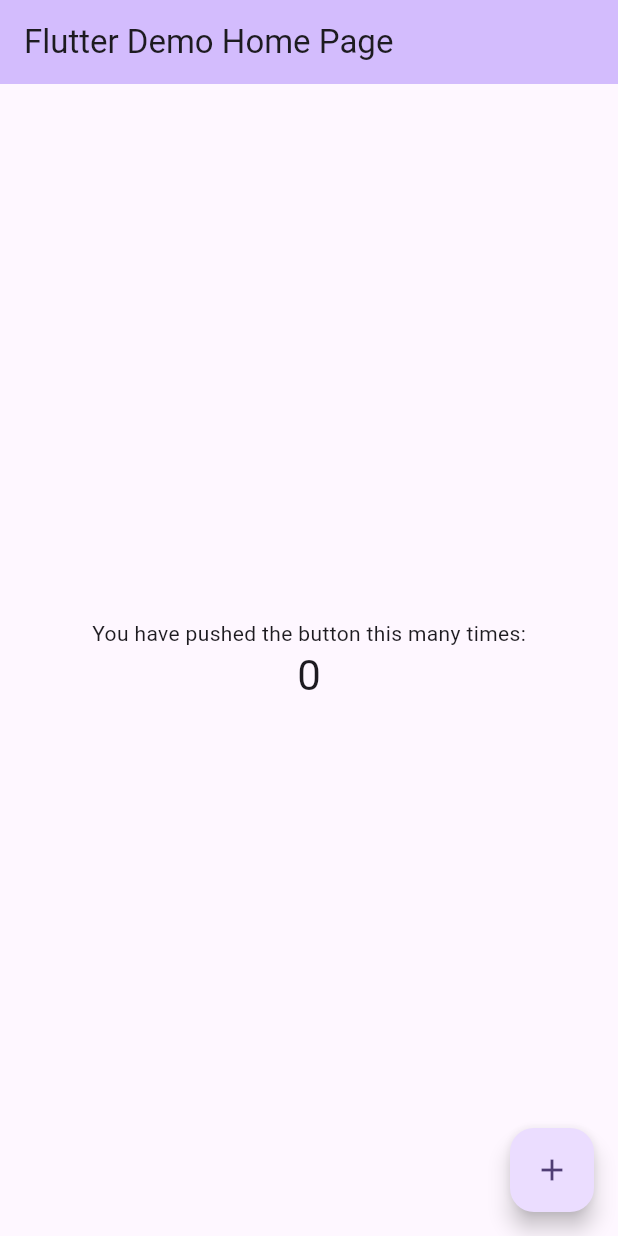
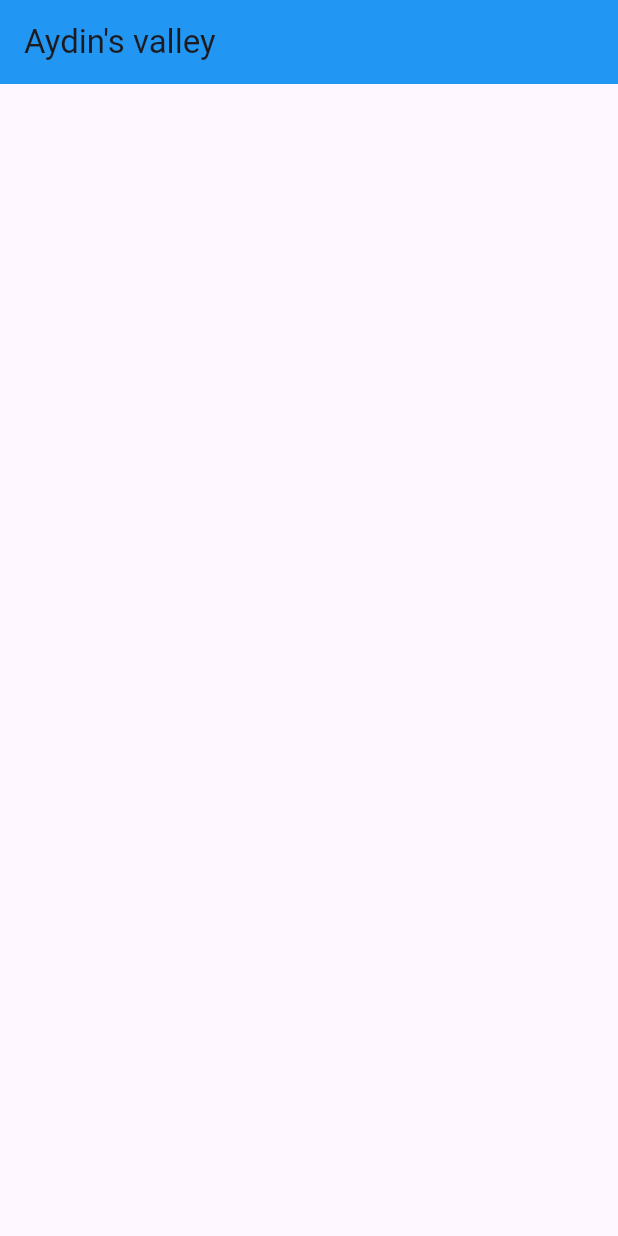
Before and after one commit to majharul-islam181/aydinsvalley, a Flutter app: the screen it shows after launch, on a phone screen of 412 x 824 dp. Run offline on Flutter 3.47's test engine with Material 3 defaults, Android fonts, the phone set to English and light mode, and no system bars.

Commit message:
home_screen added

```diff
--- a/lib/main.dart
+++ b/lib/main.dart
@@ -1,3 +1,4 @@
+import 'package:aydinsvalley/screens/home_screen.dart';
 import 'package:flutter/material.dart';
 
 void main() {
@@ -7,119 +8,16 @@ void main() {
 class MyApp extends StatelessWidget {
   const MyApp({super.key});
 
-  // This widget is the root of your application.
   @override
   Widget build(BuildContext context) {
     return MaterialApp(
+      debugShowCheckedModeBanner: false,
       title: 'Flutter Demo',
       theme: ThemeData(
-        // This is the theme of your application.
-        //
-        // TRY THIS: Try running your application with "flutter run". You'll see
-        // the application has a purple toolbar. Then, without quitting the app,
-        // try changing the seedColor in the colorScheme below to Colors.green
-        // and then invoke "hot reload" (save your changes or press the "hot
-        // reload" button in a Flutter-supported IDE, or press "r" if you used
-        // the command line to start the app).
-        //
-        // Notice that the counter didn't reset back to zero; the application
-        // state is not lost during the reload. To reset the state, use hot
-        // restart instead.
-        //
-        // This works for code too, not just values: Most code changes can be
-        // tested with just a hot reload.
         colorScheme: ColorScheme.fromSeed(seedColor: Colors.deepPurple),
         useMaterial3: true,
       ),
-      home: const MyHomePage(title: 'Flutter Demo Home Page'),
+      home: const HomeScreen(),
     );
   }
 }
-
-class MyHomePage extends StatefulWidget {
-  const MyHomePage({super.key, required this.title});
-
-  // This widget is the home page of your application. It is stateful, meaning
-  // that it has a State object (defined below) that contains fields that affect
-  // how it looks.
-
-  // This class is the configuration for the state. It holds the values (in this
-  // case the title) provided by the parent (in this case the App widget) and
-  // used by the build method of the State. Fields in a Widget subclass are
-  // always marked "final".
-
-  final String title;
-
-  @override
-  State<MyHomePage> createState() => _MyHomePageState();
-}
-
-class _MyHomePageState extends State<MyHomePage> {
-  int _counter = 0;
-
-  void _incrementCounter() {
-    setState(() {
-      // This call to setState tells the Flutter framework that something has
-      // changed in this State, which causes it to rerun the build method below
-      // so that the display can reflect the updated values. If we changed
-      // _counter without calling setState(), then the build method would not be
-      // called again, and so nothing would appear to happen.
-      _counter++;
-    });
-  }
-
-  @override
-  Widget build(BuildContext context) {
-    // This method is rerun every time setState is called, for instance as done
-    // by the _incrementCounter method above.
-    //
-    // The Flutter framework has been optimized to make rerunning build methods
-    // fast, so that you can just rebuild anything that needs updating rather
-    // than having to individually change instances of widgets.
-    return Scaffold(
-      appBar: AppBar(
-        // TRY THIS: Try changing the color here to a specific color (to
-        // Colors.amber, perhaps?) and trigger a hot reload to see the AppBar
-        // change color while the other colors stay the same.
-        backgroundColor: Theme.of(context).colorScheme.inversePrimary,
-        // Here we take the value from the MyHomePage object that was created by
-        // the App.build method, and use it to set our appbar title.
-        title: Text(widget.title),
-      ),
-      body: Center(
-        // Center is a layout widget. It takes a single child and positions it
-        // in the middle of the parent.
-        child: Column(
-          // Column is also a layout widget. It takes a list of children and
-          // arranges them vertically. By default, it sizes itself to fit its
-          // children horizontally, and tries to be as tall as its parent.
-          //
-          // Column has various properties to control how it sizes itself and
-          // how it positions its children. Here we use mainAxisAlignment to
-          // center the children vertically; the main axis here is the vertical
-          // axis because Columns are vertical (the cross axis would be
-          // horizontal).
-          //
-          // TRY THIS: Invoke "debug painting" (choose the "Toggle Debug Paint"
-          // action in the IDE, or press "p" in the console), to see the
-          // wireframe for each widget.
-          mainAxisAlignment: MainAxisAlignment.center,
-          children: <Widget>[
-            const Text(
-              'You have pushed the button this many times:',
-            ),
-            Text(
-              '$_counter',
-              style: Theme.of(context).textTheme.headlineMedium,
-            ),
-          ],
-        ),
-      ),
-      floatingActionButton: FloatingActionButton(
-        onPressed: _incrementCounter,
-        tooltip: 'Increment',
-        child: const Icon(Icons.add),
-      ), // This trailing comma makes auto-formatting nicer for build methods.
-    );
-  }
-}
--- /dev/null
+++ b/lib/screens/home_screen.dart
@@ -0,0 +1,23 @@
+import 'package:flutter/material.dart';
+
+class HomeScreen extends StatefulWidget {
+  const HomeScreen({super.key});
+
+  @override
+  State<HomeScreen> createState() => _HomeScreenState();
+}
+
+class _HomeScreenState extends State<HomeScreen> {
+  @override
+  Widget build(BuildContext context) {
+    return Scaffold(
+      appBar: AppBar(
+        title: const Text(
+          "Aydin's valley",
+          style: TextStyle(fontWeight: FontWeight.w400),
+        ),
+        backgroundColor: Colors.blue,
+      ),
+    );
+  }
+}
```
